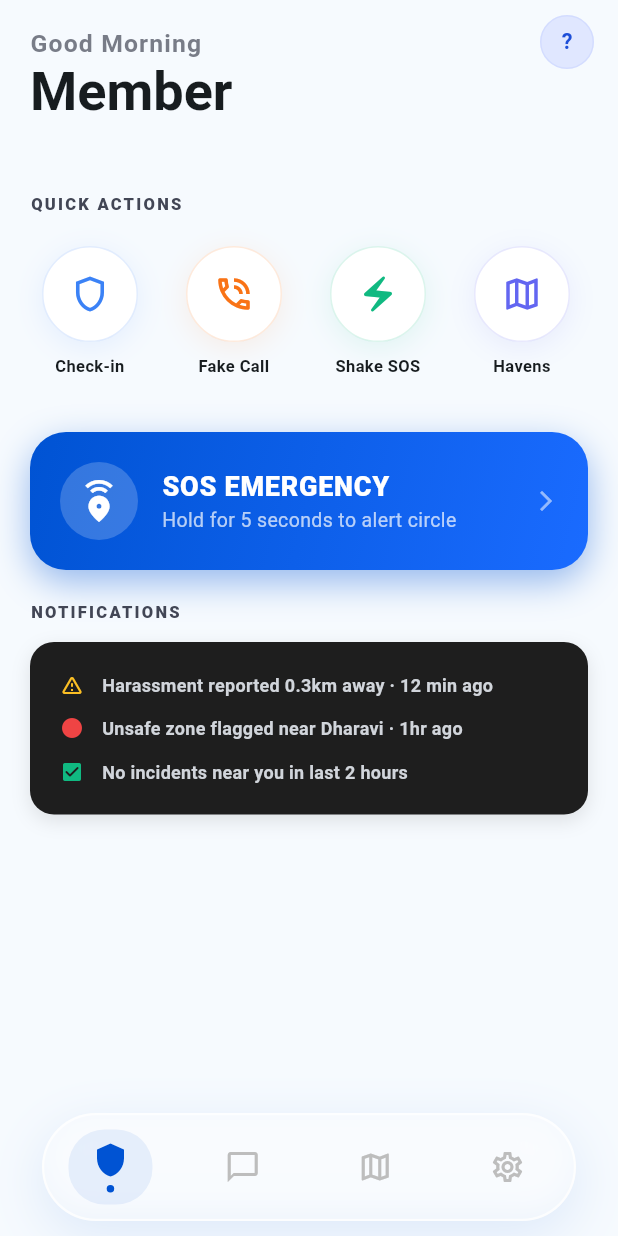
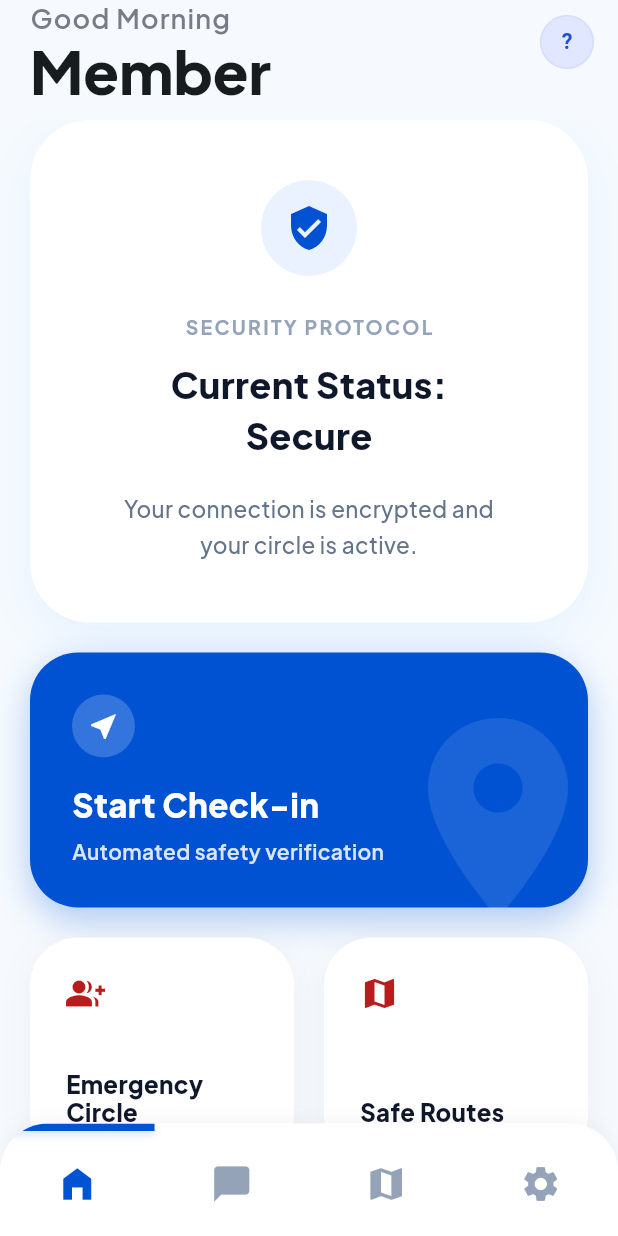
Before and after one commit to Atharvanair09/Kavaach, a Flutter app: the HomeScreen screen opened directly, on a phone screen of 412 x 824 dp. Run offline on Flutter 3.47's test engine with Material 3 defaults, Android fonts, the phone set to English and light mode, and no system bars; our stand-ins replace audioplayers, cloud_firestore, firebase_core, flutter_contacts, flutter_dotenv, geolocator and 6 more; missing offline and left inert: shake; accounts and stored records are empty; network calls fail; Roboto replaces fonts that are missing (Bernard MT Condensed, Rockwell).

Commit message:
version 12.11.0

```diff
--- a/mobile/lib/screens/home/home_screen.dart
+++ b/mobile/lib/screens/home/home_screen.dart
@@ -1,4 +1,5 @@
 import 'package:flutter/material.dart';
+import 'package:google_fonts/google_fonts.dart';
 import '../../constants/st_style.dart';
 import '../../widgets/st_widgets.dart';
 import '../chat/chat_screen.dart';
@@ -204,26 +205,25 @@ class _HomeContentState extends State<_HomeContent> {
           backgroundColor: ST.surface.withOpacity(0.8),
           elevation: 0,
           scrolledUnderElevation: 0,
-          expandedHeight: 100,
+          expandedHeight: 80,
           flexibleSpace: FlexibleSpaceBar(
-            titlePadding: const EdgeInsets.symmetric(horizontal: 20, vertical: 16),
+            titlePadding: const EdgeInsets.symmetric(horizontal: 20, vertical: 8),
             title: Column(
               mainAxisAlignment: MainAxisAlignment.end,
               crossAxisAlignment: CrossAxisAlignment.start,
               children: [
                 Text(greeting,
-                    style: TextStyle(
-                      fontSize: 11,
+                    style: GoogleFonts.plusJakartaSans(
+                      fontSize: 12,
                       fontWeight: FontWeight.w600,
                       color: ST.onSurfaceVariant.withOpacity(0.7),
                       letterSpacing: 0.5,
                     )),
                 Text(
                   _userName,
-                  style: const TextStyle(
-                    fontFamily: 'Bernard MT Condensed',
-                    fontWeight: FontWeight.w700,
-                    fontSize: 24,
+                  style: GoogleFonts.plusJakartaSans(
+                    fontWeight: FontWeight.w800,
+                    fontSize: 26,
                     color: ST.onSurface,
                   ),
                 ),
@@ -235,146 +235,142 @@ class _HomeContentState extends State<_HomeContent> {
           ],
         ),
         SliverPadding(
-          padding: const EdgeInsets.symmetric(horizontal: 20),
+          padding: const EdgeInsets.fromLTRB(20, 0, 20, 20),
           sliver: SliverList(
             delegate: SliverChildListDelegate([
-              // 1. Safety Score Hero Card
+              // 1. Security Protocol Status Card
               Container(
+                width: double.infinity,
+                padding: const EdgeInsets.symmetric(vertical: 40, horizontal: 20),
+                decoration: BoxDecoration(
+                  color: Colors.white,
+                  borderRadius: BorderRadius.circular(40),
+                  boxShadow: [
+                    BoxShadow(
+                      color: Colors.blue.withOpacity(0.08),
+                      blurRadius: 30,
+                      offset: const Offset(0, 10),
+                    ),
+                  ],
+                ),
                 child: Column(
                   children: [
-                    // const SizedBox(height: 24),
-                    // _buildThreatAlertFeed(),
-                    // const SizedBox(height: 12),
+                    Container(
+                      padding: const EdgeInsets.all(16),
+                      decoration: BoxDecoration(
+                        color: const Color(0xFFEBF2FF),
+                        shape: BoxShape.circle,
+                      ),
+                      child: const Icon(
+                        Icons.verified_user,
+                        color: Color(0xFF0052D3),
+                        size: 32,
+                      ),
+                    ),
+                    const SizedBox(height: 24),
+                    Text(
+                      'SECURITY PROTOCOL',
+                      style: GoogleFonts.plusJakartaSans(
+                        color: const Color(0xFF94A3B8),
+                        fontSize: 13,
+                        fontWeight: FontWeight.w700,
+                        letterSpacing: 1.5,
+                      ),
+                    ),
+                    const SizedBox(height: 12),
+                    Text(
+                      'Current Status:',
+                      style: GoogleFonts.plusJakartaSans(
+                        color: const Color(0xFF0F172A),
+                        fontSize: 24,
+                        fontWeight: FontWeight.w800,
+                      ),
+                    ),
+                    Text(
+                      'Secure',
+                      style: GoogleFonts.plusJakartaSans(
+                        color: const Color(0xFF0F172A),
+                        fontSize: 24,
+                        fontWeight: FontWeight.w800,
+                      ),
+                    ),
+                    const SizedBox(height: 20),
+                    Text(
+                      'Your connection is encrypted and\nyour circle is active.',
+                      textAlign: TextAlign.center,
+                      style: GoogleFonts.plusJakartaSans(
+                        color: const Color(0xFF64748B),
+                        fontSize: 15,
+                        fontWeight: FontWeight.w500,
+                        height: 1.6,
+                      ),
+                    ),
                   ],
                 ),
               ),
-              const SizedBox(height: 28),
+              const SizedBox(height: 20),
 
-              // 2. NEW: Quick Command Power Bar
-              const Text('QUICK ACTIONS',
-                  style: TextStyle(
-                      color: ST.onSurfaceVariant,
-                      fontSize: 11,
-                      fontWeight: FontWeight.w800,
-                      letterSpacing: 1.5)),
-              const SizedBox(height: 12),
-              SingleChildScrollView(
-                scrollDirection: Axis.horizontal,
-                padding: const EdgeInsets.symmetric(vertical: 8),
-                clipBehavior: Clip.none,
-                child: Row(
-                  children: [
-                    _powerAction(
-                        icon: Icons.shield_outlined,
-                        label: "Check-in",
-                        color: const Color(0xFF3B82F6),
-                        onTap: () => Navigator.push(context, MaterialPageRoute(builder: (context) => const TimedCheckInScreen()))),
-                    _powerAction(
-                        icon: Icons.phone_in_talk_outlined,
-                        label: "Fake Call",
-                        color: const Color(0xFFF97316),
-                        onTap: () => Navigator.push(context, MaterialPageRoute(builder: (context) => const FakeCallScreen()))),
-                    _powerAction(
-                        icon: Icons.electric_bolt_outlined,
-                        label: "Shake SOS",
-                        color: const Color(0xFF10B981),
-                        onTap: () => Navigator.push(context, MaterialPageRoute(builder: (context) => const ShakeToSosScreen()))),
-                    _powerAction(
-                        icon: Icons.map_outlined,
-                        label: "Havens",
-                        color: const Color(0xFF6366F1),
-                        onTap: () => Navigator.push(context, MaterialPageRoute(builder: (context) => const LocationScreen()))),
-                  ],
-                ),
-              ),
-              const SizedBox(height: 28),
-
-              // 3. SOS Critical Action
+              // 2. Start Check-in Card (Blue)
               GestureDetector(
-                onLongPressStart: (_) => _startSOSTimer(),
-                onLongPressEnd: (_) => _stopSOSTimer(),
-                child: AnimatedScale(
-                  scale: _isSosActive ? 0.96 : 1.0,
-                  duration: const Duration(milliseconds: 100),
-                  child: Stack(
-                    children: [
-                      Container(
+                onTap: () => Navigator.push(context, MaterialPageRoute(builder: (context) => const TimedCheckInScreen())),
+                child: Container(
+                  width: double.infinity,
+                  height: 170,
                   decoration: BoxDecoration(
-                          gradient: LinearGradient(
-                            colors: _isSosActive
-                                ? [const Color(0xFFDC2626), const Color(0xFF991B1B)]
-                                : [ST.primary, ST.primaryContainer],
-                            begin: Alignment.topLeft,
-                            end: Alignment.bottomRight,
-                          ),
-                          borderRadius: BorderRadius.circular(24),
+                    color: const Color(0xFF0052D3),
+                    borderRadius: BorderRadius.circular(32),
                     boxShadow: [
                       BoxShadow(
-                              color: (_isSosActive ? const Color(0xFFDC2626) : ST.primary).withOpacity(0.4),
+                        color: const Color(0xFF0052D3).withOpacity(0.3),
                         blurRadius: 20,
                         offset: const Offset(0, 8),
                       ),
                     ],
                   ),
-                        padding: const EdgeInsets.all(20),
-                        child: Row(
+                  child: Stack(
+                    children: [
+                      Positioned(
+                        right: -20,
+                        bottom: -20,
+                        child: Icon(
+                          Icons.location_on,
+                          size: 160,
+                          color: Colors.white.withOpacity(0.1),
+                        ),
+                      ),
+                      Padding(
+                        padding: const EdgeInsets.all(28),
+                        child: Column(
+                          crossAxisAlignment: CrossAxisAlignment.start,
+                          mainAxisAlignment: MainAxisAlignment.center,
                           children: [
                             Container(
-                              padding: const EdgeInsets.all(12),
+                              padding: const EdgeInsets.all(10),
                               decoration: BoxDecoration(
                                 color: Colors.white.withOpacity(0.2),
                                 shape: BoxShape.circle,
                               ),
-                              child: Icon(
-                                _isSosActive ? Icons.priority_high : Icons.emergency_share,
+                              child: const Icon(Icons.near_me, color: Colors.white, size: 22),
+                            ),
+                            const Spacer(),
+                            Text(
+                              'Start Check-in',
+                              style: GoogleFonts.plusJakartaSans(
                                 color: Colors.white,
-                                size: 28
+                                fontSize: 22,
+                                fontWeight: FontWeight.w800,
                               ),
                             ),
-                            const SizedBox(width: 16),
-                            Expanded(
-                              child: Column(
-                                crossAxisAlignment: CrossAxisAlignment.start,
-                                children: [
-                                  const Text(
-                                    'SOS EMERGENCY',
-                                    style: TextStyle(
-                                      color: Colors.white,
-                                      fontWeight: FontWeight.w900,
-                                      fontSize: 18,
-                                      letterSpacing: 0.5,
-                                    ),
-                                  ),
+                            const SizedBox(height: 6),
                             Text(
-                                    _isSosActive ? 'Keep holding for 5 seconds...' : 'Hold for 5 seconds to alert circle',
-                                    style: const TextStyle(
-                                      color: Colors.white70,
-                                      fontSize: 13,
+                              'Automated safety verification',
+                              style: GoogleFonts.plusJakartaSans(
+                                color: Colors.white.withOpacity(0.85),
+                                fontSize: 14,
+                                fontWeight: FontWeight.w600,
                               ),
                             ),
                           ],
-                              ),
-                            ),
-                            const Icon(Icons.arrow_forward_ios, color: Colors.white54, size: 16),
-                          ],
-                        ),
-                      ),
-                      if (_isSosActive)
-                        Positioned(
-                          bottom: 0,
-                          left: 0,
-                          right: 0,
-                          child: ClipRRect(
-                            borderRadius: const BorderRadius.only(
-                              bottomLeft: Radius.circular(24),
-                              bottomRight: Radius.circular(24),
-                            ),
-                            child: LinearProgressIndicator(
-                              value: _sosProgress,
-                              minHeight: 6,
-                              backgroundColor: Colors.transparent,
-                              valueColor: const AlwaysStoppedAnimation<Color>(Colors.white38),
-                            ),
                         ),
                       ),
                     ],
@@ -383,36 +379,68 @@ class _HomeContentState extends State<_HomeContent> {
               ),
               const SizedBox(height: 20),
 
-
-              // 4. Journey Mode
-              ListenableBuilder(
-                listenable: JourneyStateNotifier(),
-                builder: (context, _) {
-                  return JourneyStateNotifier().isActive
-                      ? const _JourneyCard()
-                      : const SizedBox.shrink();
-                },
+              // 3. Grid Row (Emergency Circle & Safe Routes)
+              Row(
+                children: [
+                  Expanded(
+                    child: _buildActionCard(
+                      icon: Icons.group_add,
+                      label: 'Emergency\nCircle',
+                      onTap: () => Navigator.push(context, MaterialPageRoute(builder: (context) => const MyCircleScreen())),
                     ),
-              ListenableBuilder(
-                listenable: JourneyStateNotifier(),
-                builder: (context, _) => SizedBox(height: JourneyStateNotifier().isActive ? 28 : 0),
                   ),
-
-              // 5. Smart Tip (AI Insight)
-              // 5. Threat Alert Component
-              const Text('NOTIFICATIONS',
-                  style: TextStyle(
-                      color: ST.onSurfaceVariant,
-                      fontSize: 11,
-                      fontWeight: FontWeight.w800,
-                      letterSpacing: 1.5)),
-              const SizedBox(height: 12),
-              _buildThreatAlertFeed(),
-              const SizedBox(height: 120), // Bottom padding for floating nav
+                  const SizedBox(width: 20),
+                  Expanded(
+                    child: _buildActionCard(
+                      icon: Icons.map,
+                      label: 'Safe Routes',
+                      onTap: () => Navigator.push(context, MaterialPageRoute(builder: (context) => const LocationScreen())),
+                    ),
+                  ),
+                ],
+              ),
+              const SizedBox(height: 120),
             ]),
           ),
         ),
       ],
+    );
+  }
+
+  Widget _buildActionCard({required IconData icon, required String label, required VoidCallback onTap}) {
+    return GestureDetector(
+      onTap: onTap,
+      child: Container(
+        height: 150,
+        padding: const EdgeInsets.all(24),
+        decoration: BoxDecoration(
+          color: Colors.white,
+          borderRadius: BorderRadius.circular(32),
+          boxShadow: [
+            BoxShadow(
+              color: Colors.black.withOpacity(0.04),
+              blurRadius: 20,
+              offset: const Offset(0, 4),
+            ),
+          ],
+        ),
+        child: Column(
+          crossAxisAlignment: CrossAxisAlignment.start,
+          mainAxisAlignment: MainAxisAlignment.spaceBetween,
+          children: [
+            Icon(icon, color: const Color(0xFFB91C1C), size: 26),
+            Text(
+              label,
+              style: GoogleFonts.plusJakartaSans(
+                color: const Color(0xFF0F172A),
+                fontSize: 16,
+                fontWeight: FontWeight.w800,
+                height: 1.2,
+              ),
+            ),
+          ],
+        ),
+      ),
     );
   }
 
--- a/mobile/lib/widgets/st_widgets.dart
+++ b/mobile/lib/widgets/st_widgets.dart
@@ -1,5 +1,6 @@
 import 'dart:ui';
 import 'package:flutter/material.dart';
+import 'package:google_fonts/google_fonts.dart';
 import '../constants/st_style.dart';
 import '../auth_service.dart';
 import '../auth_gate.dart';
@@ -283,32 +284,53 @@ class STBottomNav extends StatelessWidget {
   @override
   Widget build(BuildContext context) {
     final items = [
-      (Icons.shield_outlined, Icons.shield, 'Status'),
-      (Icons.chat_bubble_outline, Icons.chat_bubble, 'Chat'),
-      (Icons.map_outlined, Icons.map, 'Havens'),
-      (Icons.settings_outlined, Icons.settings, 'Settings'),
+      Icons.home_filled,
+      Icons.chat_bubble,
+      Icons.map,
+      Icons.settings,
     ];
 
-    return Padding(
-      padding: EdgeInsets.fromLTRB(28, 0, 28, MediaQuery.of(context).padding.bottom + 10),
-      child: Container(
-        height: 72,
+    final activeColor = ST.primary; // Blue color as requested
+    const inactiveColor = Color(0xFF94A3B8); // Slate grey
+
+    return Container(
+      height: 75 + MediaQuery.of(context).padding.bottom,
       decoration: BoxDecoration(
-          color: Colors.white.withOpacity(0.8),
-          borderRadius: BorderRadius.circular(36),
-          border: Border.all(color: Colors.white.withOpacity(0.4), width: 1.5),
+        color: Colors.white,
+        borderRadius: const BorderRadius.vertical(top: Radius.circular(32)),
         boxShadow: [
           BoxShadow(
-              color: ST.primary.withOpacity(0.1),
-              blurRadius: 30,
-              offset: const Offset(0, 10),
+            color: Colors.black.withOpacity(0.04),
+            blurRadius: 10,
+            offset: const Offset(0, -2),
           ),
         ],
       ),
       child: ClipRRect(
-          borderRadius: BorderRadius.circular(36),
-          child: BackdropFilter(
-            filter: ImageFilter.blur(sigmaX: 12, sigmaY: 12),
+        borderRadius: const BorderRadius.vertical(top: Radius.circular(32)),
+        child: Column(
+          children: [
+            // Indicator Bar Row - Each segment fills full width to allow edge curving
+            Row(
+              children: List.generate(items.length, (i) {
+                final active = i == selected;
+                return Container(
+                  width: MediaQuery.of(context).size.width / items.length,
+                  height: 5,
+                  decoration: BoxDecoration(
+                    color: active ? activeColor : Colors.transparent,
+                    boxShadow: active ? [
+                      BoxShadow(
+                        color: activeColor.withOpacity(0.2),
+                        blurRadius: 4,
+                        offset: const Offset(0, 2),
+                      ),
+                    ] : null,
+                  ),
+                );
+              }),
+            ),
+            Expanded(
               child: Row(
                 mainAxisAlignment: MainAxisAlignment.spaceAround,
                 children: List.generate(items.length, (i) {
@@ -316,40 +338,22 @@ class STBottomNav extends StatelessWidget {
                   return GestureDetector(
                     onTap: () => onTap(i),
                     behavior: HitTestBehavior.opaque,
-                  child: AnimatedContainer(
-                    duration: const Duration(milliseconds: 300),
-                    curve: Curves.easeOutCubic,
-                    padding: const EdgeInsets.symmetric(horizontal: 16, vertical: 8),
-                    decoration: BoxDecoration(
-                      color: active ? ST.primary.withOpacity(0.08) : Colors.transparent,
-                      borderRadius: BorderRadius.circular(24),
+                    child: SizedBox(
+                      width: MediaQuery.of(context).size.width / items.length,
+                      child: Center(
+                        child: Icon(
+                          items[i],
+                          color: active ? activeColor : inactiveColor,
+                          size: 28,
                         ),
-                    child: Column(
-                      mainAxisSize: MainAxisSize.min,
-                      children: [
-                        Icon(
-                          active ? items[i].$2 : items[i].$1,
-                          color: active ? ST.primary : Colors.grey.shade400,
-                          size: 24,
-                        ),
-                        if (active) ...[
-                          const SizedBox(height: 5),
-                          Container(
-                            width: 5,
-                            height: 5,
-                            decoration: const BoxDecoration(
-                              color: ST.primary,
-                              shape: BoxShape.circle,
-                            ),
-                          ),
-                        ],
-                      ],
                       ),
                     ),
                   );
                 }),
               ),
             ),
+            SizedBox(height: MediaQuery.of(context).padding.bottom),
+          ],
         ),
       ),
     );
```
Also changed, not shown: 3 other files. Lines whose indentation alone changed are shown as unchanged.
